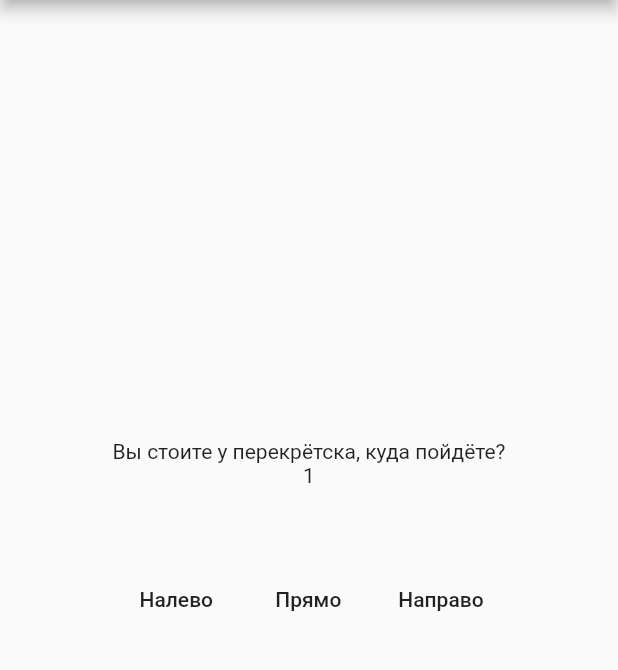
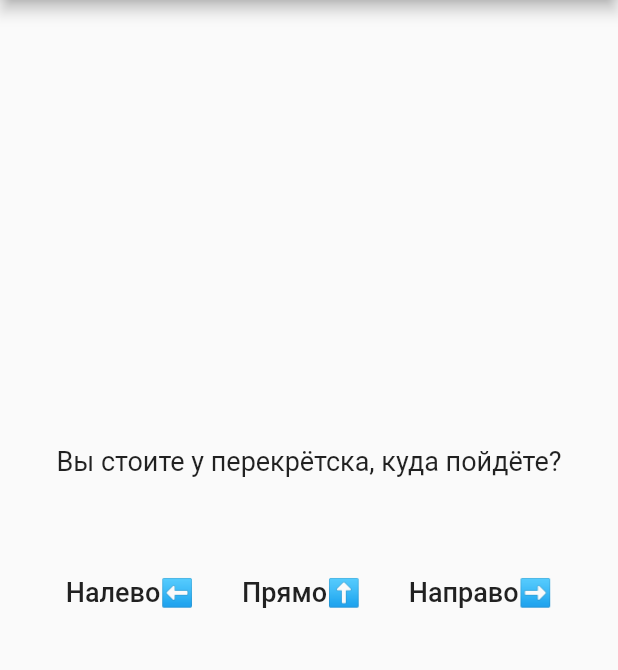
Before and after one commit to ivatar39/text_quest, a Flutter app: the screen it shows after launch, after a tap on "Начать▶", on a phone screen of 412 x 824 dp, the part 84-754 px from its top. Run offline on Flutter 3.47's test engine with Material 2 defaults, Android fonts, the phone set to English and light mode, and no system bars.

Commit message:
12 занятие, дз в качестве todo

```diff
--- a/lib/constants.dart
+++ b/lib/constants.dart
@@ -6,7 +6,7 @@ import 'encounter.dart';
 final Map<int, Encounter> encounters = {
   -1: Encounter(
     'Вы погибли',
-    options: [],
+    options: [Option('Начать заново🔁', 0)],
   ),
   0: Encounter(
     'Добро пожаловать!',
@@ -14,10 +14,14 @@ final Map<int, Encounter> encounters = {
   ),
   1: Encounter(
     'Вы стоите у перекрётска, куда пойдёте?',
-    options: [Option('Налево', -1), Option('Прямо', -1), Option('Направо', 2)],
+    options: [
+      Option('Налево⬅', -1),
+      Option('Прямо⬆', -1),
+      Option('Направо➡', 2),
+    ],
   ),
   2: Encounter(
     'Вы победили!',
-    options: [],
+    options: [Option('Reset', 0)],
   ),
 };
--- a/lib/main.dart
+++ b/lib/main.dart
@@ -14,40 +14,46 @@ class MyApp extends StatefulWidget {
 }
 
 class _MyAppState extends State<MyApp> {
-  int stage; // Текущая стадия
+  int id; // Текущая стадия
   Encounter encounter; // Текущее событие
 
   @override
   void initState() {
     // Срабатывает при появлении экрана
-    stage = 0;
-    encounter = encounters[stage];
+    id = 0;
+    encounter = encounters[id];
 
     super.initState();
   }
 
   @override
   Widget build(BuildContext context) {
-    void nextStage(int nextStage) {
+    void nextStage(int nextId) {
       setState(() {
-        stage = nextStage;
-        encounter = encounters[stage];
+        id = nextId;
+        encounter = encounters[id];
       });
     }
 
     return MaterialApp(
       debugShowCheckedModeBanner: false,
-      theme: ThemeData.light(),//TODO: Поменять тему приложения, сделать свою
+      theme: ThemeData.light(), //TODO: Поменять тему приложения, сделать свою
       home: Scaffold(
         appBar: AppBar(
           title: Text('TextQuest'),
+          // TODO: Поменять название приложения
         ),
         body: Center(
           child: Column(
             mainAxisAlignment: MainAxisAlignment.center,
+            mainAxisSize: MainAxisSize.min,
             children: <Widget>[
-              Text(encounter.text),
-              Flexible(flex: 4, child: Text('$stage')),
+              Flexible(
+                  flex: 4,
+                  child: Text(
+                    encounter.text,
+                    style: TextStyle(fontSize: 18),
+                  )),
               Flexible(
                 flex: 1,
                 child: ListView.builder(
@@ -58,9 +64,7 @@ class _MyAppState extends State<MyApp> {
                     return MaterialButton(
                       child: Text(
                         encounter.options[index].text,
-                        style: TextStyle(
-                            //TODO: Поменять стиль текста, настроить на свой
-                            ),
+                        style: TextStyle(fontSize: 18),
                       ),
                       onPressed: () {
                         nextStage(encounter.options[index].id);
```
